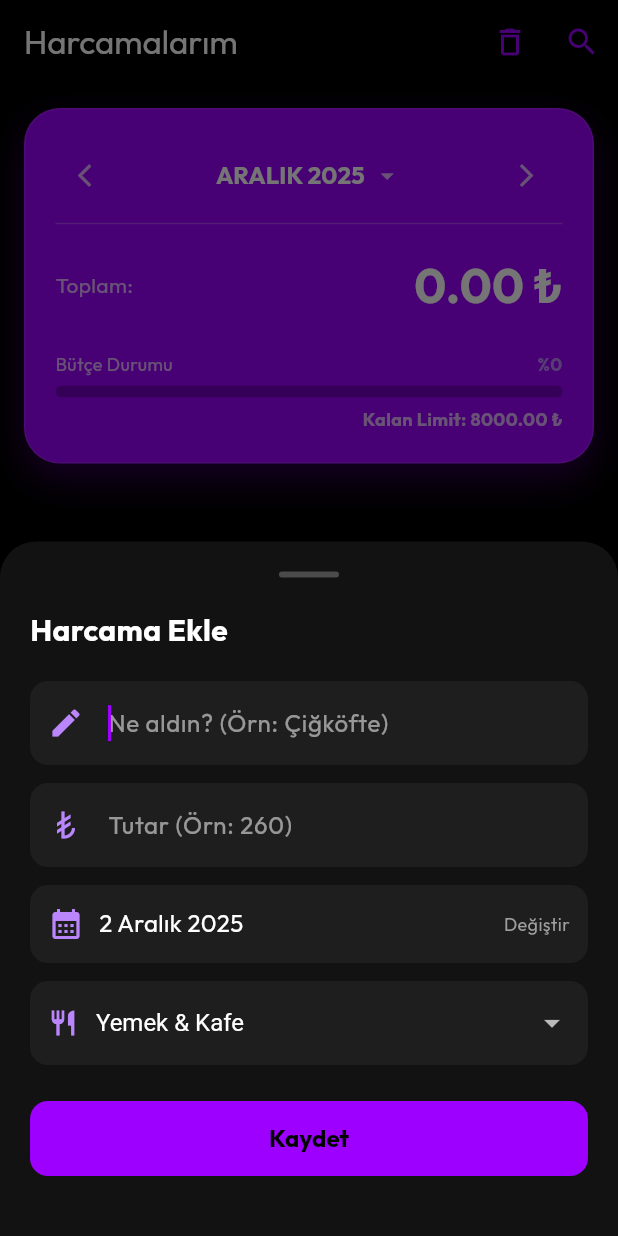
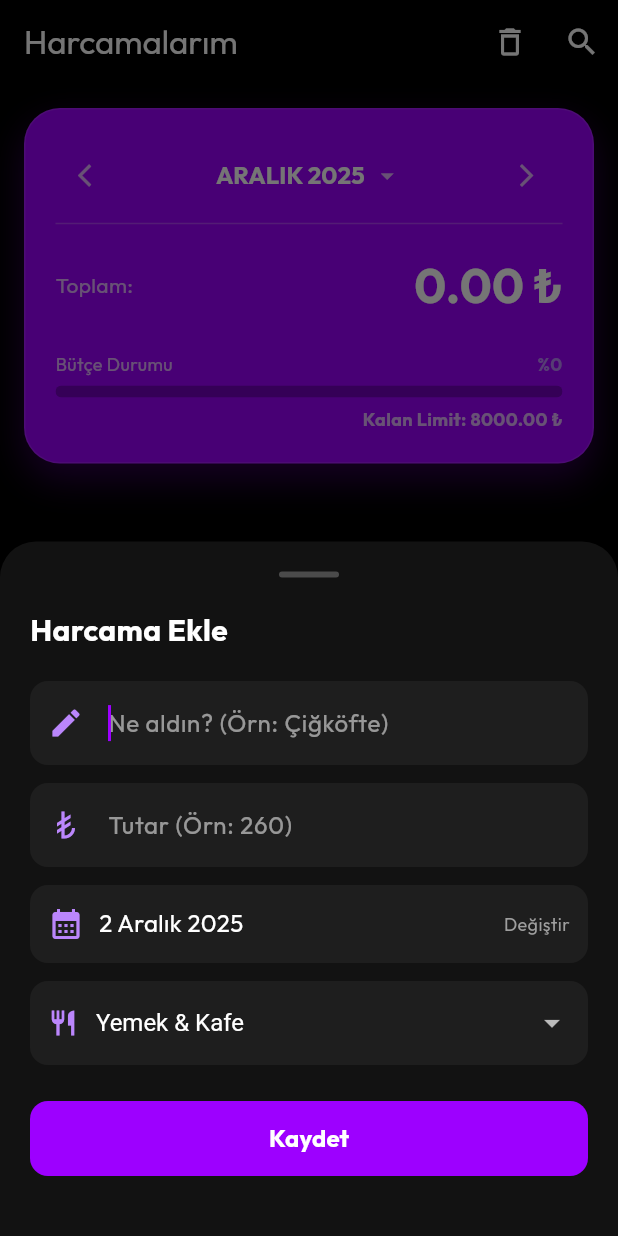
Before and after one commit to SeyitAltintas/Cashly, a Flutter app: the AnaSayfa screen opened directly with empty values, item 3 of the bottom bar chosen, after a tap on the "add" icon, on a phone screen of 412 x 824 dp. Run offline on Flutter 3.47's test engine with Material 3 defaults, Android fonts, the phone set to English and light mode, and no system bars; our stand-ins replace fl_chart, google_fonts, hive_flutter; accounts and stored records are empty.

Commit message:
Cop kutusu sayfalari duzenlendi. Tema renkleri guncellendi. Buton yazi renkleri degisti. Acilis ekrani temaya uyumlu hale getirildi.

```diff
--- a/lib/features/analysis/presentation/pages/analysis_page.dart
+++ b/lib/features/analysis/presentation/pages/analysis_page.dart
@@ -102,15 +102,28 @@ class _AnalysisPageState extends State<AnalysisPage>
       totalAmount += amount;
     }
 
+    final List<Color> vibrantColors = [
+      Theme.of(context).colorScheme.primary,
+      Theme.of(context).colorScheme.secondary,
+      Theme.of(context).colorScheme.tertiary,
+      Colors.orange,
+      Colors.teal,
+      Colors.pink,
+      Colors.indigo,
+      Colors.amber,
+      Colors.cyan,
+      Colors.deepOrange,
+      Colors.purple,
+      Colors.lime,
+    ];
+
     List<PieChartSectionData> sections = [];
     int index = 0;
     totals.forEach((key, value) {
       final isTouched = index == _touchedIndex;
       final fontSize = isTouched ? 18.0 : 14.0;
       final radius = isTouched ? 110.0 : 100.0;
-      final color =
-          categoryColors[key] ??
-          Theme.of(context).colorScheme.surfaceContainerHighest;
+      final color = vibrantColors[index % vibrantColors.length];
 
       sections.add(
         PieChartSectionData(
@@ -166,15 +179,12 @@ class _AnalysisPageState extends State<AnalysisPage>
             ColorConstants.kirmiziVurgu,
           ),
           const SizedBox(height: 20),
-          ...totals.entries.map(
-            (e) => _buildLegendItem(
-              e.key,
-              e.value,
-              categoryColors[e.key] ??
-                  Theme.of(context).colorScheme.surfaceContainerHighest,
-              totalAmount,
-            ),
-          ),
+          ...totals.entries.toList().asMap().entries.map((entry) {
+            int idx = entry.key;
+            var e = entry.value;
+            final color = vibrantColors[idx % vibrantColors.length];
+            return _buildLegendItem(e.key, e.value, color, totalAmount);
+          }),
         ],
       ),
     );
--- a/lib/features/assets/presentation/pages/asset_recycle_bin_page.dart
+++ b/lib/features/assets/presentation/pages/asset_recycle_bin_page.dart
@@ -28,9 +28,10 @@ class _AssetRecycleBinPageState extends State<AssetRecycleBinPage> {
         backgroundColor: Colors.transparent,
         elevation: 0,
         foregroundColor: Colors.white,
+        iconTheme: const IconThemeData(color: Colors.white),
         actions: [
           IconButton(
-            icon: const Icon(Icons.delete_sweep),
+            icon: const Icon(Icons.delete_sweep, color: Colors.white),
             tooltip: "Çöpü Boşalt",
             onPressed: () {
               if (widget.deletedAssets.isEmpty) return;
--- a/lib/features/assets/presentation/pages/assets_page.dart
+++ b/lib/features/assets/presentation/pages/assets_page.dart
@@ -43,7 +43,7 @@ class _AssetsPageState extends State<AssetsPage> {
         automaticallyImplyLeading: false,
         actions: [
           IconButton(
-            icon: const Icon(Icons.delete_outline),
+            icon: const Icon(Icons.delete_outline, color: Colors.white),
             tooltip: "Çöp Kutusu",
             onPressed: () {
               Navigator.push(
--- a/lib/features/assets/presentation/widgets/add_asset_sheet.dart
+++ b/lib/features/assets/presentation/widgets/add_asset_sheet.dart
@@ -511,7 +511,11 @@ class _AddAssetSheetState extends State<AddAssetSheet> {
                   ),
                   child: const Text(
                     "Kaydet",
-                    style: TextStyle(fontSize: 16, fontWeight: FontWeight.bold),
+                    style: TextStyle(
+                      fontSize: 16,
+                      fontWeight: FontWeight.bold,
+                      color: Colors.white,
+                    ),
                   ),
                 ),
               ),
--- a/lib/features/expenses/presentation/widgets/add_expense_sheet.dart
+++ b/lib/features/expenses/presentation/widgets/add_expense_sheet.dart
@@ -352,7 +352,11 @@ class _AddExpenseSheetState extends State<AddExpenseSheet> {
                   onPressed: _save,
                   child: const Text(
                     "Kaydet",
-                    style: TextStyle(fontSize: 16, fontWeight: FontWeight.bold),
+                    style: TextStyle(
+                      fontSize: 16,
+                      fontWeight: FontWeight.bold,
+                      color: Colors.white,
+                    ),
                   ),
                 ),
               ),
--- a/lib/home_page.dart
+++ b/lib/home_page.dart
@@ -1048,7 +1048,7 @@ class _AnaSayfaState extends State<AnaSayfa> {
             ),
           if (!aramaModu) ...[
             IconButton(
-              icon: const Icon(Icons.delete_outline),
+              icon: const Icon(Icons.delete_outline, color: Colors.white),
               tooltip: "Çöp Kutusu",
               onPressed: () {
                 Navigator.push(
@@ -1065,7 +1065,10 @@ class _AnaSayfaState extends State<AnaSayfa> {
             ),
           ],
           IconButton(
-            icon: Icon(aramaModu ? Icons.close : Icons.search),
+            icon: Icon(
+              aramaModu ? Icons.close : Icons.search,
+              color: Colors.white,
+            ),
             onPressed: () {
               setState(() {
                 aramaModu = !aramaModu;
--- a/lib/recycle_bin_page.dart
+++ b/lib/recycle_bin_page.dart
@@ -126,9 +126,10 @@ class _CopKutusuSayfasiState extends State<CopKutusuSayfasi> {
         backgroundColor: Colors.transparent,
         elevation: 0,
         foregroundColor: Colors.white,
+        iconTheme: const IconThemeData(color: Colors.white),
         actions: [
           IconButton(
-            icon: const Icon(Icons.delete_sweep),
+            icon: const Icon(Icons.delete_sweep, color: Colors.white),
             tooltip: "Çöpü Boşalt",
             onPressed: copuBosalt,
           ),
```
Also changed, not shown: lib/core/theme/app_theme.dart (+31 -31 lines), lib/main.dart (+7 -6 lines).
